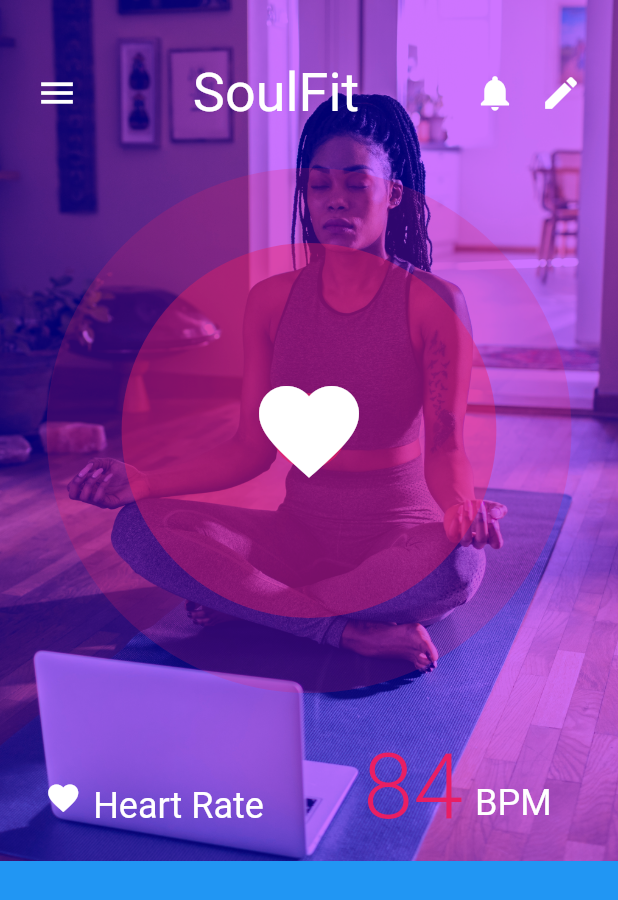
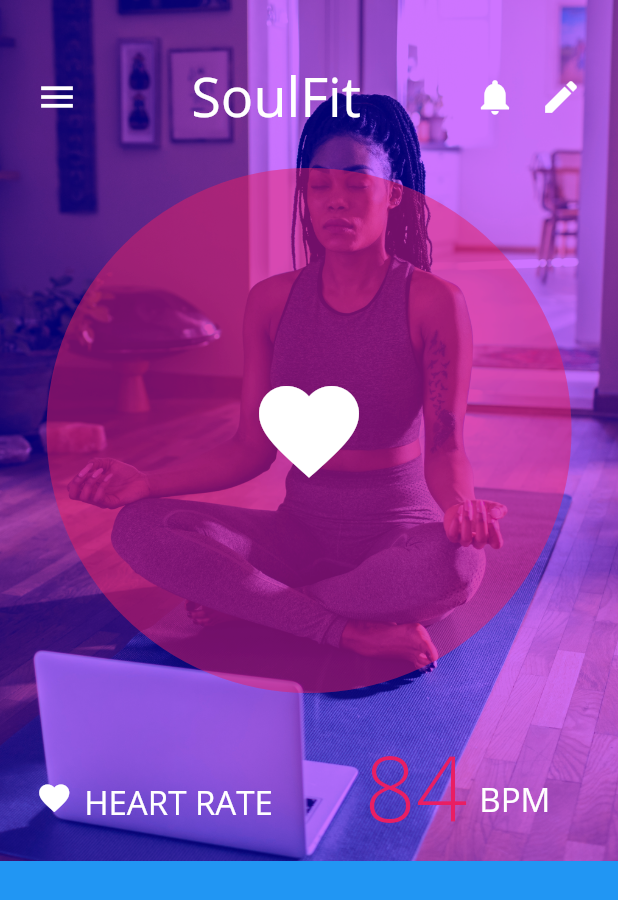
Before and after one commit to aman1210/FlutterUIChallenge, a Flutter app: the screen it shows after launch, on a phone screen of 412 x 824 dp. Shown: the top 900 px of the screen. Run offline on Flutter 3.47's test engine with Material 2 defaults, Android fonts, the phone set to English and light mode, and no system bars; our stand-ins replace carousel_slider, line_awesome_icons, simple_animations.

Commit message:
code refactoring

```diff
--- a/HeartBeat/lib/homepage.dart
+++ b/HeartBeat/lib/homepage.dart
@@ -1,5 +1,6 @@
 import 'package:flutter/material.dart';
-import 'package:heartBeat_animation/widgets/beating.dart';
+
+import 'package:heartBeat_animation/widgets/upperPortion.dart';
 
 class HomePage extends StatelessWidget {
   @override
@@ -8,134 +9,7 @@ class HomePage extends StatelessWidget {
     return Scaffold(
       body: Column(
         children: [
-          Container(
-            height: size.height - 250,
-            width: size.width,
-            decoration: BoxDecoration(
-              color: Colors.purple,
-              image: DecorationImage(
-                fit: BoxFit.cover,
-                colorFilter:
-                    ColorFilter.mode(Colors.deepPurple, BlendMode.hardLight),
-                image: AssetImage('assets/meditation.jpg'),
-              ),
-            ),
-            child: Stack(
-              children: [
-                Positioned(
-                  top: 40,
-                  child: Container(
-                    padding: const EdgeInsets.symmetric(horizontal: 16),
-                    width: size.width,
-                    // color: Colors.yellow,
-                    child: Row(
-                      children: [
-                        Padding(
-                          padding: const EdgeInsets.all(8.0),
-                          child:
-                              Icon(Icons.menu, size: 28, color: Colors.white),
-                        ),
-                        Expanded(
-                            child: Text(
-                          'SoulFit',
-                          style: TextStyle(color: Colors.white, fontSize: 36),
-                          textAlign: TextAlign.center,
-                        )),
-                        Padding(
-                          padding: const EdgeInsets.all(8.0),
-                          child: Icon(Icons.notifications,
-                              size: 28, color: Colors.white),
-                        ),
-                        Padding(
-                          padding: const EdgeInsets.all(8.0),
-                          child: Icon(
-                            Icons.edit,
-                            size: 28,
-                            color: Colors.white,
-                          ),
-                        ),
-                      ],
-                    ),
-                  ),
-                ),
-                Center(
-                  child: Beating(350, 0.2),
-                ),
-                Center(
-                  child: Beating(250, 0.4),
-                ),
-                Center(
-                  child: Beating(150, 0.6),
-                ),
-                Center(
-                  child: Icon(
-                    Icons.favorite,
-                    size: 80,
-                    color: Colors.white,
-                  ),
-                ),
-                Positioned(
-                  bottom: 10,
-                  child: Container(
-                    width: size.width,
-                    height: 80,
-                    child: Row(
-                      children: [
-                        Expanded(
-                          child: Row(
-                            mainAxisAlignment: MainAxisAlignment.center,
-                            children: [
-                              Padding(
-                                padding:
-                                    const EdgeInsets.only(top: 16, right: 8.0),
-                                child: Icon(
-                                  Icons.favorite,
-                                  color: Colors.white,
-                                ),
-                              ),
-                              Text(
-                                'Heart Rate',
-                                style: TextStyle(
-                                    fontSize: 24,
-                                    color: Colors.white,
-                                    height: 3),
-                              ),
-                            ],
-                          ),
-                        ),
-                        Expanded(
-                          child: Row(
-                            mainAxisAlignment: MainAxisAlignment.center,
-                            children: [
-                              Text(
-                                '84',
-                                style: TextStyle(
-                                  fontSize: 60,
-                                  fontWeight: FontWeight.w300,
-                                  color: Colors.pink,
-                                ),
-                              ),
-                              Padding(
-                                padding: const EdgeInsets.all(8.0),
-                                child: Text(
-                                  'BPM',
-                                  style: TextStyle(
-                                    color: Colors.white,
-                                    height: 2.7,
-                                    fontSize: 24,
-                                  ),
-                                ),
-                              ),
-                            ],
-                          ),
-                        ),
-                      ],
-                    ),
-                  ),
-                )
-              ],
-            ),
-          ),
+          UpperPortion(size: size),
           Container(
             height: 250,
             width: size.width,
--- a/HeartBeat/lib/main.dart
+++ b/HeartBeat/lib/main.dart
@@ -16,6 +16,7 @@ class MyApp extends StatelessWidget {
       debugShowCheckedModeBanner: false,
       theme: ThemeData(
         primarySwatch: Colors.blue,
+        fontFamily: 'OpenSans',
         visualDensity: VisualDensity.adaptivePlatformDensity,
       ),
       home: HomePage(),
--- /dev/null
+++ b/HeartBeat/lib/widgets/appBar.dart
@@ -0,0 +1,48 @@
+import 'package:flutter/material.dart';
+
+class CustomAppBar extends StatelessWidget {
+  const CustomAppBar({
+    Key key,
+    @required this.size,
+  }) : super(key: key);
+
+  final Size size;
+
+  @override
+  Widget build(BuildContext context) {
+    return Positioned(
+      top: 40,
+      child: Container(
+        padding: const EdgeInsets.symmetric(horizontal: 16),
+        width: size.width,
+        child: Row(
+          children: [
+            Padding(
+              padding: const EdgeInsets.all(8.0),
+              child: Icon(Icons.menu, size: 28, color: Colors.white),
+            ),
+            Expanded(
+              child: Text(
+                'SoulFit',
+                style: TextStyle(color: Colors.white, fontSize: 36),
+                textAlign: TextAlign.center,
+              ),
+            ),
+            Padding(
+              padding: const EdgeInsets.all(8.0),
+              child: Icon(Icons.notifications, size: 28, color: Colors.white),
+            ),
+            Padding(
+              padding: const EdgeInsets.all(8.0),
+              child: Icon(
+                Icons.edit,
+                size: 28,
+                color: Colors.white,
+              ),
+            ),
+          ],
+        ),
+      ),
+    );
+  }
+}
--- /dev/null
+++ b/HeartBeat/lib/widgets/upperPortion.dart
@@ -0,0 +1,120 @@
+import 'package:flutter/material.dart';
+
+import 'package:heartBeat_animation/widgets/appBar.dart';
+import 'package:heartBeat_animation/widgets/beating.dart';
+
+class UpperPortion extends StatelessWidget {
+  const UpperPortion({
+    Key key,
+    @required this.size,
+  }) : super(key: key);
+
+  final Size size;
+
+  @override
+  Widget build(BuildContext context) {
+    return Container(
+      height: size.height - 250,
+      width: size.width,
+      decoration: BoxDecoration(
+        color: Colors.purple,
+        image: DecorationImage(
+          fit: BoxFit.cover,
+          colorFilter: ColorFilter.mode(Colors.deepPurple, BlendMode.hardLight),
+          image: AssetImage('assets/meditation.jpg'),
+        ),
+      ),
+      child: Stack(
+        children: [
+          CustomAppBar(size: size),
+          beatingContainer(350, 0.2),
+          beatingContainer(250, 0.4),
+          beatingContainer(150, 0.6),
+          Center(
+            child: Icon(
+              Icons.favorite,
+              size: 80,
+              color: Colors.white,
+            ),
+          ),
+          HeartRate(size: size)
+        ],
+      ),
+    );
+  }
+
+  Center beatingContainer(double size, double opacity) {
+    return Center(
+      child: Beating(350, 0.2),
+    );
+  }
+}
+
+class HeartRate extends StatelessWidget {
+  const HeartRate({
+    Key key,
+    @required this.size,
+  }) : super(key: key);
+
+  final Size size;
+
+  @override
+  Widget build(BuildContext context) {
+    return Positioned(
+      bottom: 10,
+      child: Container(
+        width: size.width,
+        height: 80,
+        child: Row(
+          children: [
+            Expanded(
+              child: Row(
+                mainAxisAlignment: MainAxisAlignment.center,
+                children: [
+                  Padding(
+                    padding: const EdgeInsets.only(top: 16, right: 8.0),
+                    child: Icon(
+                      Icons.favorite,
+                      color: Colors.white,
+                    ),
+                  ),
+                  Text(
+                    'HEART RATE',
+                    style:
+                        TextStyle(fontSize: 22, color: Colors.white, height: 3),
+                  ),
+                ],
+              ),
+            ),
+            Expanded(
+              child: Row(
+                mainAxisAlignment: MainAxisAlignment.center,
+                children: [
+                  Text(
+                    '84',
+                    style: TextStyle(
+                      fontSize: 60,
+                      fontWeight: FontWeight.w300,
+                      color: Colors.pink,
+                    ),
+                  ),
+                  Padding(
+                    padding: const EdgeInsets.all(8.0),
+                    child: Text(
+                      'BPM',
+                      style: TextStyle(
+                        color: Colors.white,
+                        height: 2.7,
+                        fontSize: 22,
+                      ),
+                    ),
+                  ),
+                ],
+              ),
+            ),
+          ],
+        ),
+      ),
+    );
+  }
+}
```
